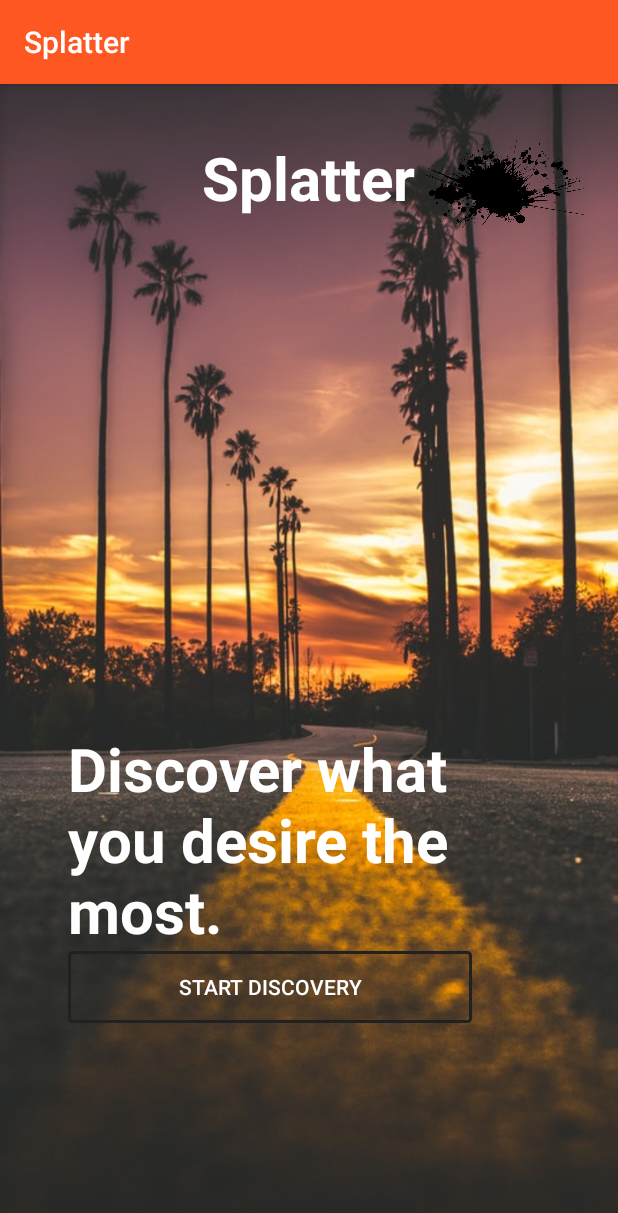
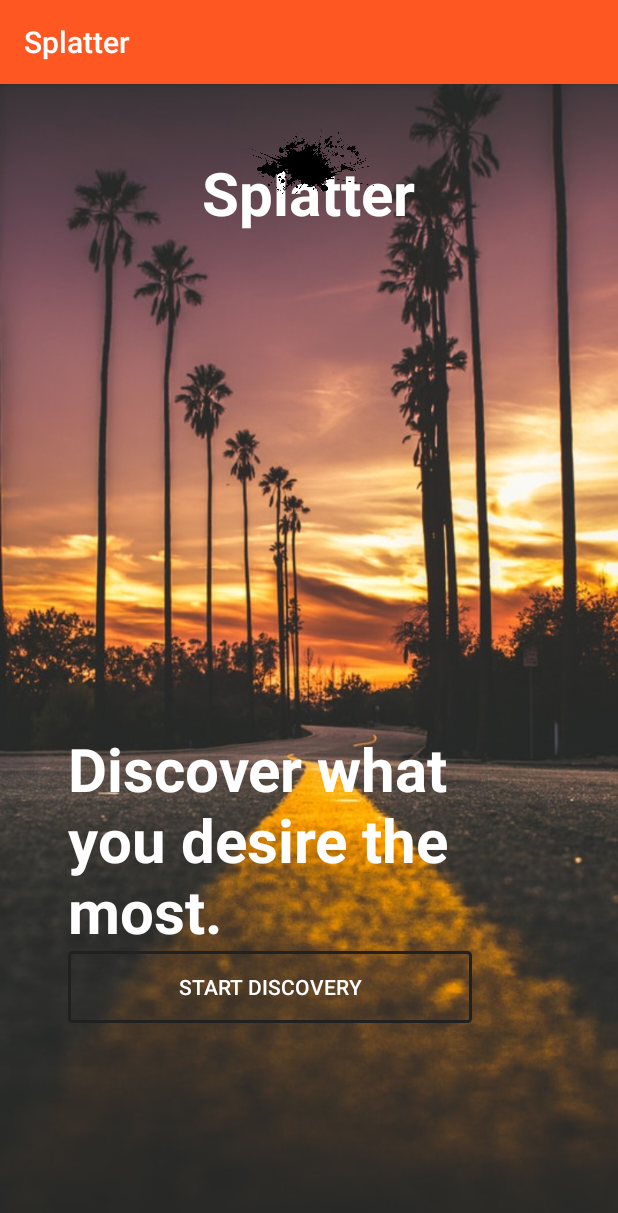
Before and after one commit to lorrainemikai/Splatter, an Android app: the screen it shows after launch (MainActivity), on a phone screen of 412 x 824 dp. Shown: the top 1213 px of the screen. Run offline under Robolectric (Android 15) with nearby library versions, the phone set to English and light mode, and no system bars.

Commit message:
customized logo

```diff
--- a/app/src/main/res/layout/activity_home.xml
+++ b/app/src/main/res/layout/activity_home.xml
@@ -9,7 +9,7 @@
     <ImageView
         android:id="@+id/imageView4"
         android:layout_width="wrap_content"
-        android:layout_height="258dp"
+        android:layout_height="241dp"
         android:layout_alignParentStart="true"
         android:layout_alignParentTop="true"
         app:srcCompat="@drawable/welcome" />
--- a/app/src/main/res/layout/activity_main.xml
+++ b/app/src/main/res/layout/activity_main.xml
@@ -17,15 +17,15 @@
         android:src="@drawable/home" />
 
     <TextView
+        android:id="@+id/textView"
         android:layout_width="wrap_content"
-        android:layout_height="wrap_content"
+        android:layout_height="71dp"
+        android:layout_alignParentTop="true"
+        android:layout_centerHorizontal="true"
+        android:layout_marginTop="45dp"
         android:text="Splatter"
-        android:layout_marginTop="35dp"
-        android:id="@+id/textView"
         android:textColor="@color/colorTextIcons"
         android:textSize="40sp"
-        android:layout_alignParentTop="true"
-        android:layout_centerHorizontal="true"
         android:textStyle="bold" />
 
     <TextView
@@ -56,10 +56,11 @@
 
     <ImageView
         android:id="@+id/imageView2"
-        android:layout_width="158dp"
-        android:layout_height="65dp"
-        android:layout_alignParentEnd="true"
-        android:layout_alignTop="@+id/textView"
+        android:layout_width="121dp"
+        android:layout_height="48dp"
+        android:layout_alignParentTop="true"
+        android:layout_centerHorizontal="true"
+        android:layout_marginTop="29dp"
         app:srcCompat="@drawable/splash" />
 
 </RelativeLayout>
```
